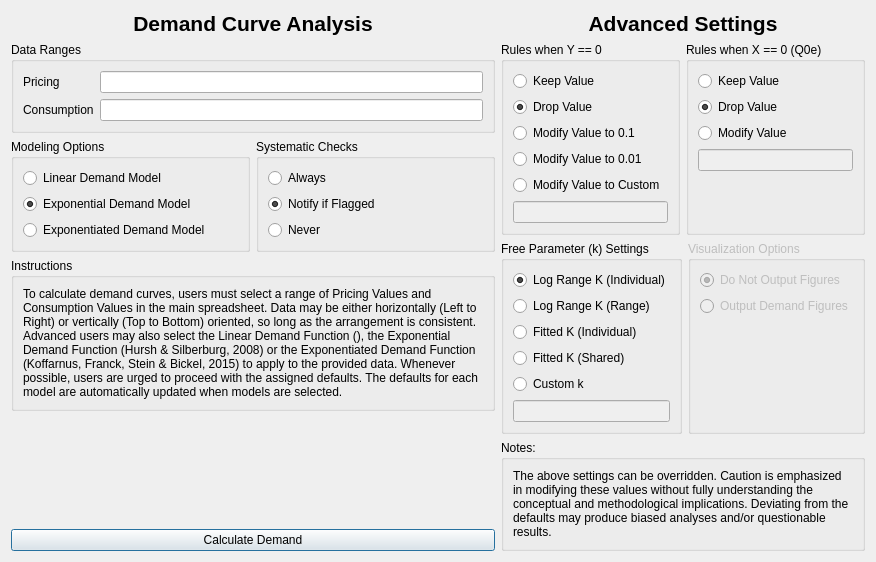
Qt form demandsettingsdialog.ui (miyamot0/DemandCalculatorQT) before a commit.
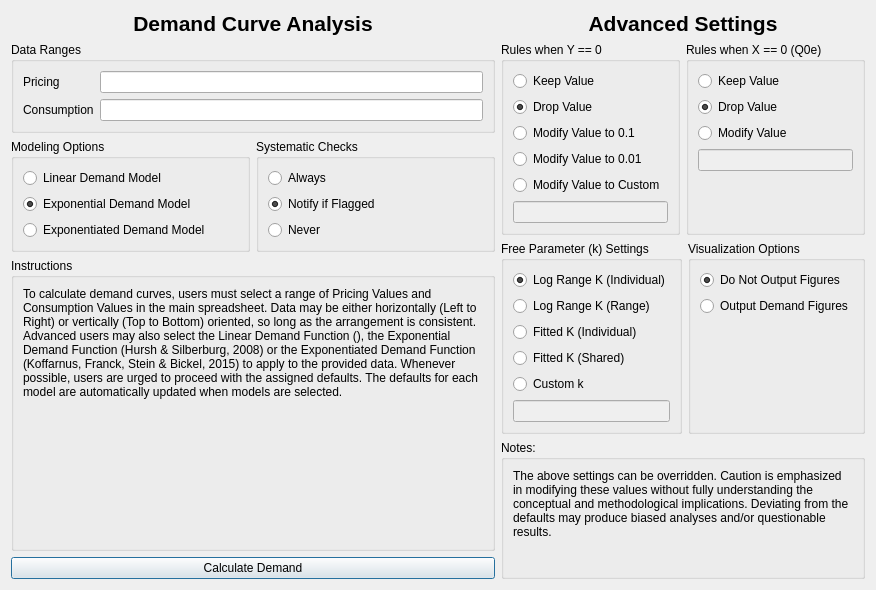
The same form after that commit.

Diff of the .ui file:
```diff
--- a/demandsettingsdialog.ui
+++ b/demandsettingsdialog.ui
@@ -185,9 +185,18 @@
        <layout class="QVBoxLayout" name="verticalLayout_9">
         <item>
          <widget class="QLabel" name="label_5">
+          <property name="sizePolicy">
+           <sizepolicy hsizetype="Preferred" vsizetype="MinimumExpanding">
+            <horstretch>0</horstretch>
+            <verstretch>0</verstretch>
+           </sizepolicy>
+          </property>
           <property name="text">
            <string>&lt;html&gt;&lt;head/&gt;&lt;body&gt;&lt;p&gt;To calculate demand curves, users must select a range of Pricing Values and Consumption Values in the main spreadsheet. Data may be either horizontally (Left to Right) or vertically (Top to Bottom) oriented, so long as the arrangement is consistent. Advanced users may also select the Linear Demand Function (), the Exponential Demand Function (Hursh &amp;amp; Silberburg, 2008) or the Exponentiated Demand Function (Koffarnus, Franck, Stein &amp;amp; Bickel, 2015) to apply to the provided data. Whenever possible, users are urged to proceed with the assigned defaults. The defaults for each model are automatically updated when models are selected.&lt;/p&gt;&lt;/body&gt;&lt;/html&gt;</string>
           </property>
+          <property name="alignment">
+           <set>Qt::AlignLeading|Qt::AlignLeft|Qt::AlignTop</set>
+          </property>
           <property name="wordWrap">
            <bool>true</bool>
           </property>
@@ -196,19 +205,6 @@
        </layout>
       </widget>
      </item>
-     <item>
-      <spacer name="verticalSpacer">
-       <property name="orientation">
-        <enum>Qt::Vertical</enum>
-       </property>
-       <property name="sizeHint" stdset="0">
-        <size>
-         <width>20</width>
-         <height>40</height>
-        </size>
-       </property>
-      </spacer>
-     </item>
      <item>
       <widget class="QPushButton" name="pushButton">
        <property name="sizePolicy">
@@ -443,10 +439,7 @@
         </widget>
        </item>
        <item>
-        <widget class="QGroupBox" name="groupBox_5">
-         <property name="enabled">
-          <bool>false</bool>
-         </property>
+        <widget class="QGroupBox" name="groupBoxFigure">
          <property name="title">
           <string>Visualization Options</string>
          </property>
@@ -488,15 +481,30 @@
      </item>
      <item>
       <widget class="QGroupBox" name="groupBox_8">
+       <property name="sizePolicy">
+        <sizepolicy hsizetype="Preferred" vsizetype="MinimumExpanding">
+         <horstretch>0</horstretch>
+         <verstretch>0</verstretch>
+        </sizepolicy>
+       </property>
        <property name="title">
         <string>Notes:</string>
        </property>
        <layout class="QVBoxLayout" name="verticalLayout_10">
         <item>
          <widget class="QLabel" name="label_6">
+          <property name="sizePolicy">
+           <sizepolicy hsizetype="Preferred" vsizetype="Preferred">
+            <horstretch>0</horstretch>
+            <verstretch>0</verstretch>
+           </sizepolicy>
+          </property>
           <property name="text">
            <string>&lt;html&gt;&lt;head/&gt;&lt;body&gt;&lt;p&gt;The above settings can be overridden. Caution is emphasized in modifying these values without fully understanding the conceptual and methodological implications. Deviating from the defaults may produce biased analyses and/or questionable results.&lt;/p&gt;&lt;/body&gt;&lt;/html&gt;</string>
           </property>
+          <property name="alignment">
+           <set>Qt::AlignLeading|Qt::AlignLeft|Qt::AlignTop</set>
+          </property>
           <property name="wordWrap">
            <bool>true</bool>
           </property>
@@ -505,19 +513,6 @@
        </layout>
       </widget>
      </item>
-     <item>
-      <spacer name="verticalSpacer_2">
-       <property name="orientation">
-        <enum>Qt::Vertical</enum>
-       </property>
-       <property name="sizeHint" stdset="0">
-        <size>
-         <width>20</width>
-         <height>40</height>
-        </size>
-       </property>
-      </spacer>
-     </item>
     </layout>
    </item>
   </layout>
```
Left out of the diff: 10 changed lines with no effect on the pictures.
